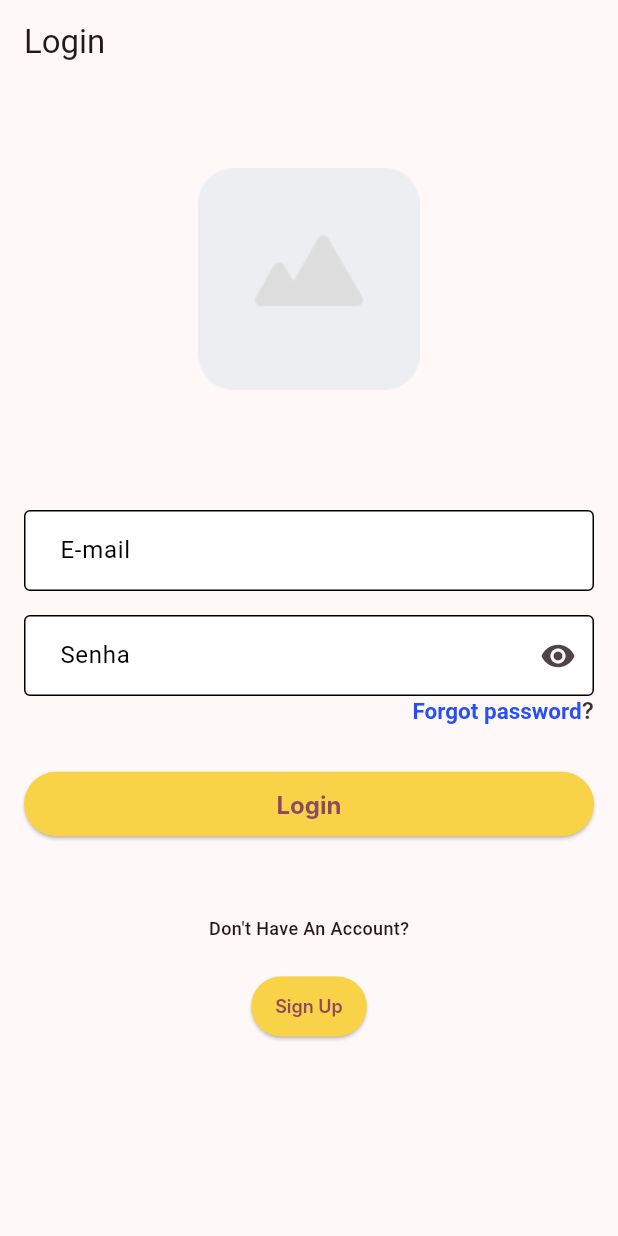
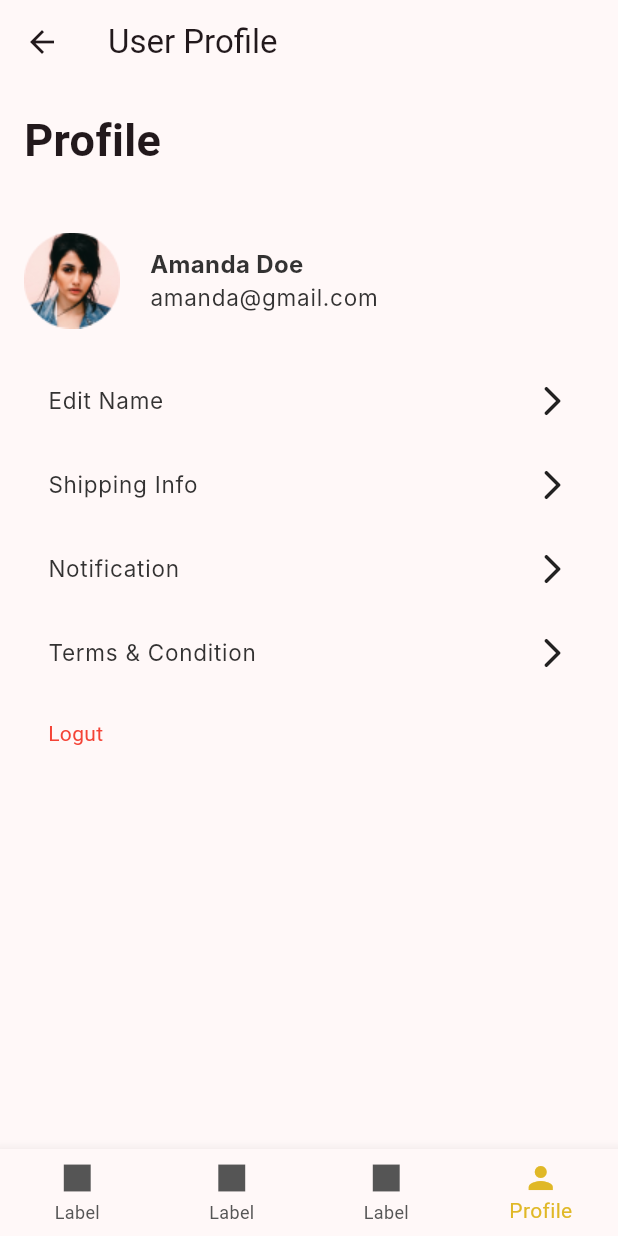
Before and after one commit to Thiagomrlimaaa/MobileII, a Flutter app: the screen it shows after launch, after a tap on "Login", on a phone screen of 412 x 824 dp. Run offline on Flutter 3.47's test engine with Material 3 defaults, Android fonts, the phone set to English and light mode, and no system bars; Roboto replaces fonts that are missing (Inter).

Commit message:
Implementação da tela de Profile

```diff
--- a/lib/View/Login/login.dart
+++ b/lib/View/Login/login.dart
@@ -5,6 +5,7 @@ import 'package:mobileii/DesignSystem/Components/InputField/input_text_view_mode
 import 'package:mobileii/DesignSystem/Components/LinkedLabel/linked_label.dart';
 import 'package:mobileii/DesignSystem/Components/LinkedLabel/linked_label_view_model.dart';
 import 'package:mobileii/View/Register/register.dart';
+import 'package:mobileii/View/Profile/profile.dart';
 import 'package:flutter/material.dart';
 
 class LoginView extends StatefulWidget {
@@ -92,6 +93,9 @@ class _LoginViewState extends State<LoginView> {
                     style: ActionButtonStyle.primary,
                     text: 'Login',
                     onPressed: () {
+                      Navigator.push(context, MaterialPageRoute(
+                      builder: (context) => const ProfileView(),
+                    ));
                     },
                   ),
                 ),
--- /dev/null
+++ b/lib/View/Profile/profile.dart
@@ -0,0 +1,133 @@
+import 'package:mobileii/DesignSystem/Components/BottomTabBar/bottom_tab_bar.dart';
+import 'package:mobileii/DesignSystem/Components/BottomTabBar/bottom_tab_bar_view_model.dart';
+import 'package:mobileii/DesignSystem/shared/styles.dart';
+import 'package:flutter/material.dart';
+
+class ProfileView extends StatefulWidget {
+  const ProfileView({super.key});
+
+  @override
+  // ignore: library_private_types_in_public_ap
+  _ProfileViewState createState() => _ProfileViewState();
+}
+
+class _ProfileViewState extends State<ProfileView> {
+  final TextEditingController usernameController = TextEditingController();
+  final TextEditingController emailController = TextEditingController();
+  int currentIndex = 3;
+
+  final List<String> settingsOptions = [
+    'Edit Name',
+    'Shipping Info',
+    'Notification',
+    'Terms & Condition',
+  ];
+
+  @override
+  Widget build(BuildContext context) {
+    return Scaffold(
+      appBar: AppBar(
+        title: const Text('User Profile'),
+      ),
+      body: Padding(
+        padding: const EdgeInsets.all(16.0),
+        child: SingleChildScrollView(
+          child: Column(
+            mainAxisAlignment: MainAxisAlignment.start,
+            children: [
+              Align(
+                alignment: Alignment.centerLeft,
+                child: Title(
+                  color: Colors.black,
+                  child: const Text(
+                    'Profile',
+                    style: TextStyle(fontSize: 30, fontWeight: FontWeight.bold),
+                  ),
+                ),
+              ),
+              const SizedBox(height: 20),
+              const SizedBox(height: 20),
+              Row(
+                children: [
+                  Image.asset(
+                    'assets/AvatarProfile.png',
+                    width: 64,
+                    height: 64,
+                  ),
+                  const SizedBox(width: 20),
+                  const Expanded(
+                    child: Column(
+                      crossAxisAlignment: CrossAxisAlignment.start,
+                      children: [
+                        Text(
+                          'Amanda Doe',
+                          style: button1Bold,
+                        ),
+                        Text(
+                          'amanda@gmail.com',
+                          style: paragraph1Regular,
+                        ),
+                      ],
+                    ),
+                  ),
+                ],
+              ),
+              const SizedBox(height: 20),
+              ...settingsOptions.map((option) => Column(
+                    children: [
+                      Padding(
+                        padding: const EdgeInsets.all(16.0),
+                        child: Row(
+                          mainAxisAlignment: MainAxisAlignment.spaceBetween,
+                          children: [
+                            Text(option, style: paragraph1Regular),
+                            const Icon(Icons.arrow_forward_ios_rounded)
+                          ],
+                        ),
+                      ),
+                    ],
+                  )),
+              const Align(
+                alignment: Alignment.centerLeft,
+                child: Padding(
+                  padding: EdgeInsets.all(16.0),
+                  child: Text("Logut", style: TextStyle(color: Colors.red)),
+                ),
+              ),
+              const SizedBox(height: 20),
+
+            ],
+          ),
+        ),
+      ),
+      bottomNavigationBar: BottomTabBar.instantiate(
+        viewModel: BottomTabBarViewModel(
+          bottomTabs: [
+            const BottomNavigationBarItem(
+              icon: Icon(Icons.square),
+              label: "Label",
+            ),
+            const BottomNavigationBarItem(
+              icon: Icon(Icons.square),
+              label: "Label",
+            ),
+            const BottomNavigationBarItem(
+              icon: Icon(Icons.square),
+              label: "Label",
+            ),
+            const BottomNavigationBarItem(
+              icon: Icon(Icons.person),
+              label: "Profile",
+            )
+          ],
+          onIndexChanged: (index) {
+            setState(() {
+              currentIndex = index;
+            });
+          },
+        ),
+        currentIndex: currentIndex,
+      ),
+    );
+  }
+}
```
Also changed, not shown: assets/AvatarProfile.png (added).
